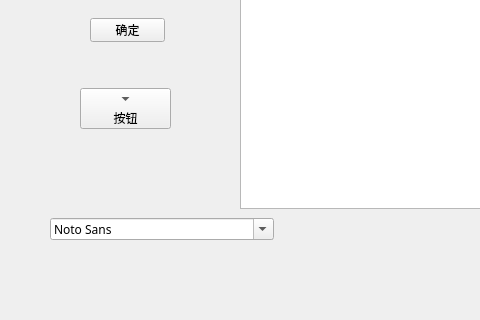
Gavin-Ls/work-tools, file com.wts/cloud/ui/YunQi_MainWindow.ui: the form before one commit; both pictures show x 0 to 480 and y 225 to 545 of the 716 by 545 pixel window.
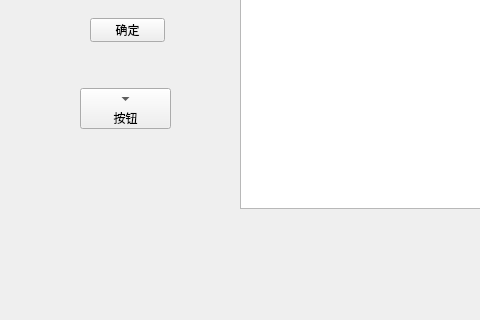
The form after the commit. Icons and pictures are not drawn.

Commit message: 修改主页面展示样式

```diff
--- a/com.wts/cloud/ui/YunQi_MainWindow.ui
+++ b/com.wts/cloud/ui/YunQi_MainWindow.ui
@@ -107,16 +107,6 @@
      <string>CommandLinkButton</string>
     </property>
    </widget>
-   <widget class="QFontComboBox" name="fontComboBox">
-    <property name="geometry">
-     <rect>
-      <x>50</x>
-      <y>420</y>
-      <width>224</width>
-      <height>22</height>
-     </rect>
-    </property>
-   </widget>
   </widget>
   <widget class="QMenuBar" name="menubar">
    <property name="geometry">
```
The commit also changes 1 other file.
